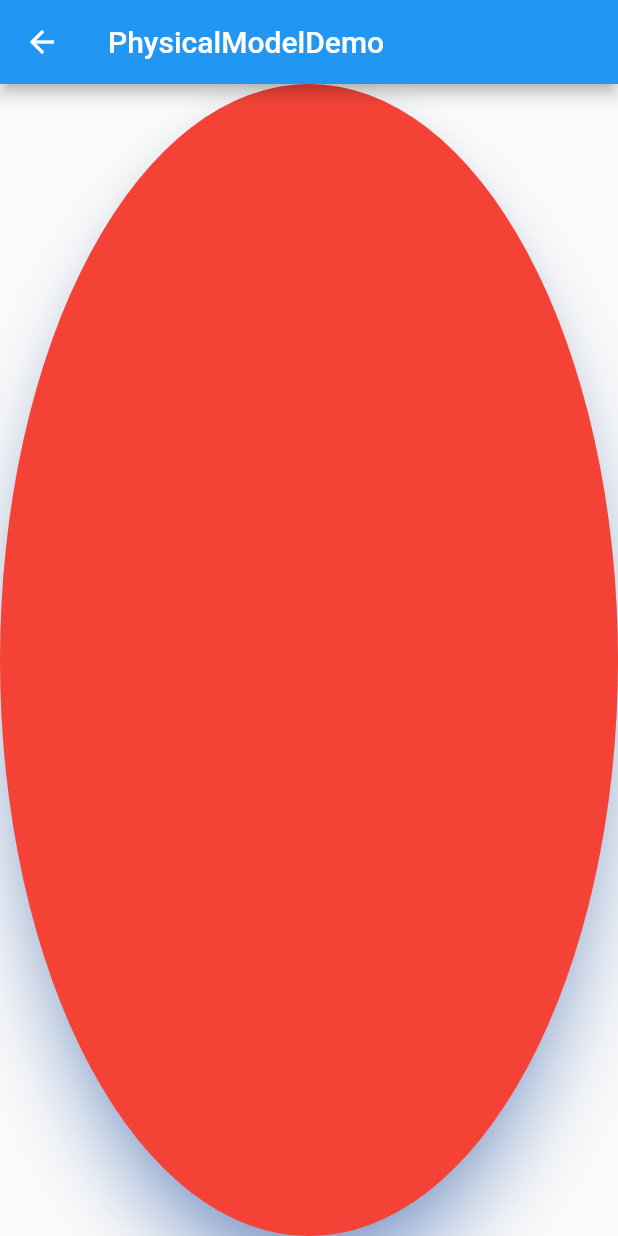
After one commit to yohom/flutter_basic, a Flutter app: the PhysicalModelDemo screen opened directly, on a phone screen of 412 x 824 dp. The commit adds this screen. Run offline on Flutter 3.47's test engine with Material 2 defaults, Android fonts, the phone set to English and light mode, and no system bars.

Commit message:
PhysicalModel Demo完成

```diff
--- a/lib/main.dart
+++ b/lib/main.dart
@@ -4,6 +4,7 @@ import 'package:basic/painting_nodes/clip_path_demo.dart';
 import 'package:basic/painting_nodes/clip_rect_demo.dart';
 import 'package:basic/painting_nodes/clip_rrect_demo.dart';
 import 'package:basic/painting_nodes/opacity_demo.dart';
+import 'package:basic/painting_nodes/physical_model_demo.dart';
 import 'package:basic/painting_nodes/shader_mask_demo.dart';
 import 'package:basic/router.dart';
 import 'package:flutter/material.dart';
@@ -40,6 +41,7 @@ class HomePage extends StatelessWidget {
             Entry(title: 'ClipRRect', route: ClipRRectDemo()),
             Entry(title: 'ClipOval', route: ClipOvalDemo()),
             Entry(title: 'ClipPath', route: ClipPathDemo()),
+            Entry(title: 'PhysicalModel', route: PhysicalModelDemo()),
           ],
         ),
       ),
--- /dev/null
+++ b/lib/painting_nodes/physical_model_demo.dart
@@ -0,0 +1,17 @@
+import 'package:flutter/material.dart';
+
+class PhysicalModelDemo extends StatelessWidget {
+  @override
+  Widget build(BuildContext context) {
+    return Scaffold(
+      appBar: AppBar(title: Text('PhysicalModelDemo')),
+      body: PhysicalModel(
+        color: Colors.red,
+        shape: BoxShape.circle,
+        shadowColor: Colors.blueAccent,
+        elevation: 20.0,
+        child: Container(),
+      ),
+    );
+  }
+}
```
